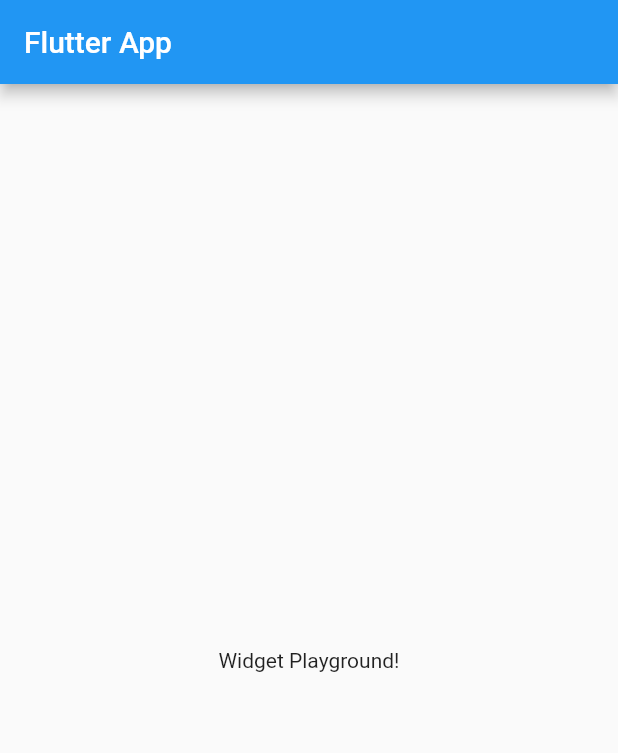
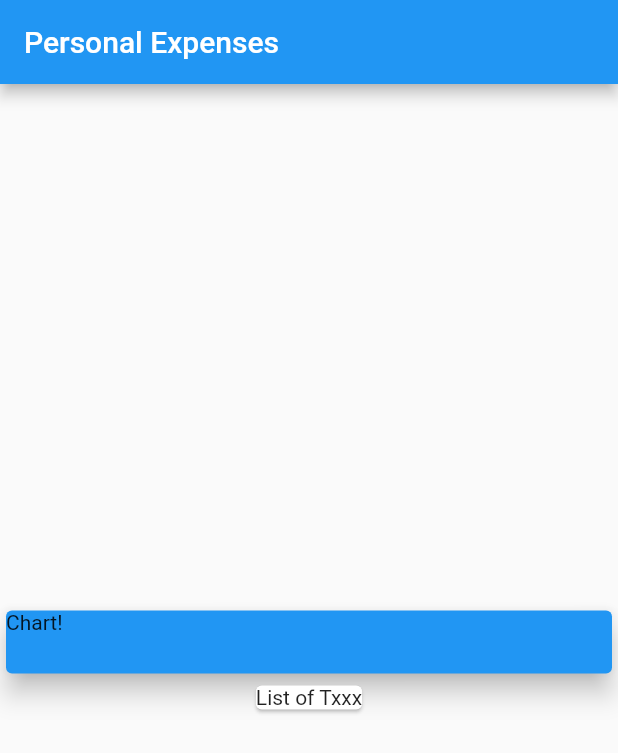
Before and after one commit to tanim913/personal_expenses_app, a Flutter app: the screen it shows after launch, on a phone screen of 412 x 824 dp. Shown: the top 753 px of the screen. Run offline on Flutter 3.47's test engine with Material 2 defaults, Android fonts, the phone set to English and light mode, and no system bars.

Commit message:
Update main.dart

```diff
--- a/lib/main.dart
+++ b/lib/main.dart
@@ -6,7 +6,7 @@ class MyApp extends StatelessWidget {
   @override
   Widget build(BuildContext context) {
     return MaterialApp(
-      title: 'Flutter App',
+      title: 'Personal Expenses',
       home: MyHomePage(),
     );
   }
@@ -17,10 +17,22 @@ class MyHomePage extends StatelessWidget {
   Widget build(BuildContext context) {
     return Scaffold(
       appBar: AppBar(
-        title: Text('Flutter App'),
+        title: Text('Personal Expenses'),
       ),
-      body: Center(
-        child: Text('Widget Playground!'),
+      body: Column(
+        mainAxisAlignment: MainAxisAlignment.center,
+        children: <Widget>[
+          Container(
+            width: double.infinity,
+            height: 50,
+            child: Card(
+              color: Colors.blue,
+              child: Container(child: Text('Chart!')),
+              elevation: 7,
+            ),
+          ),
+          Card(child: Text('List of Txxx')),
+        ],
       ),
     );
   }
```
